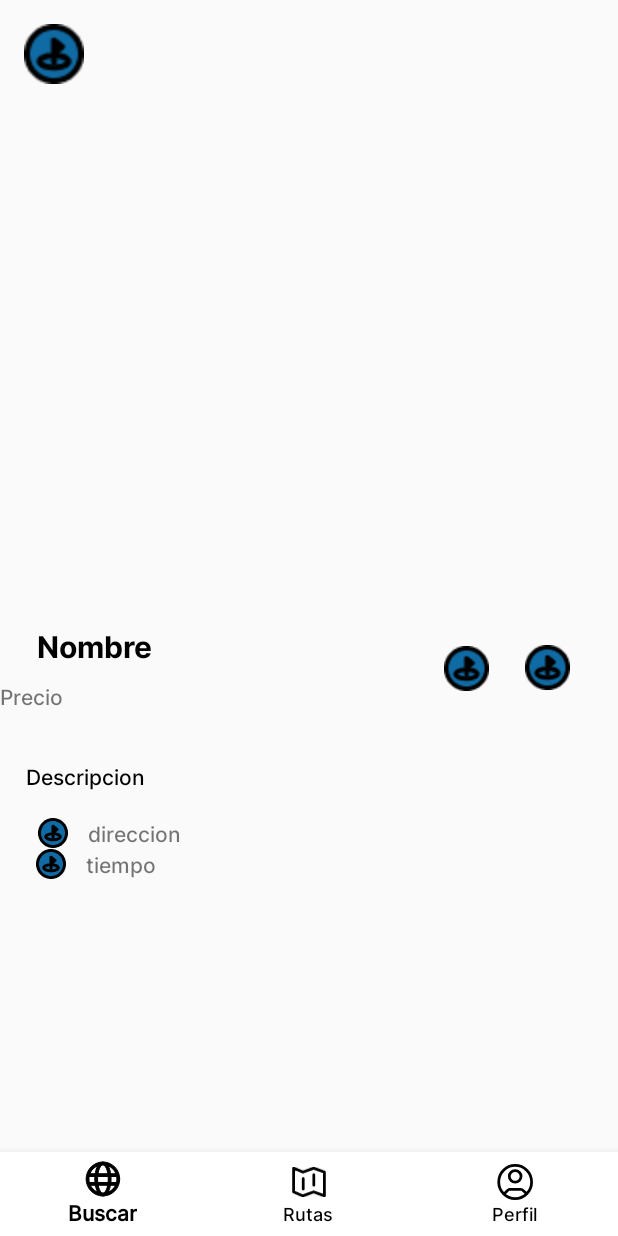
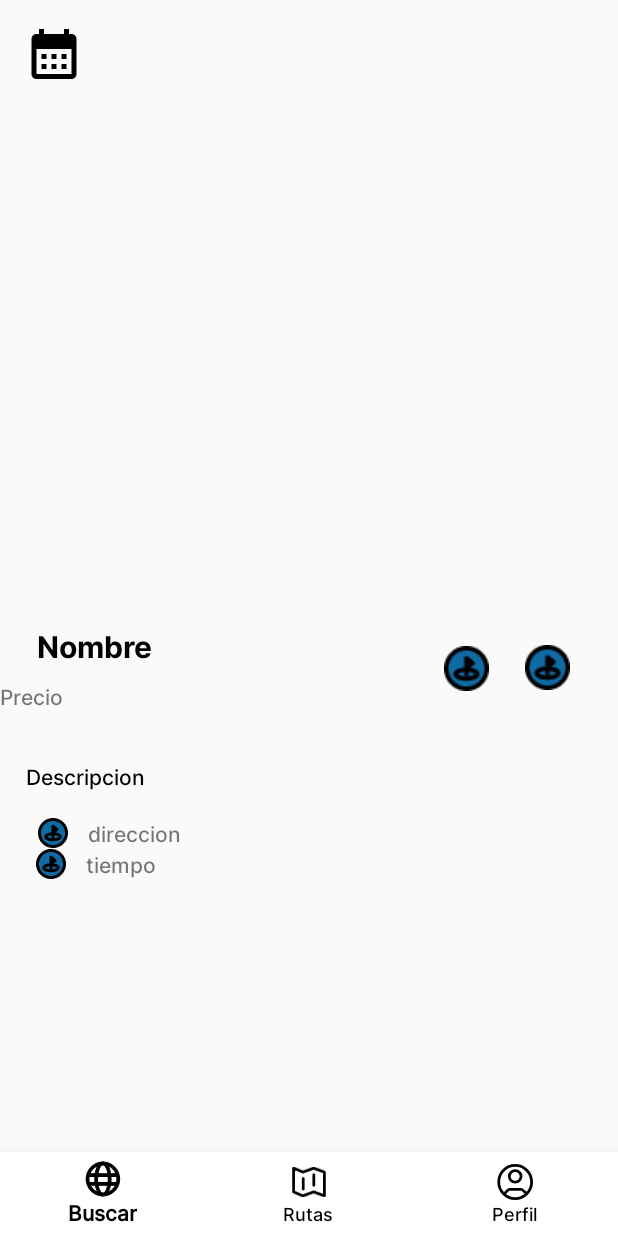
Before and after one commit to JeRamirez25/appTurismo, an Android app: the fragment LugarDetalle placed in its activity, on a phone screen of 412 x 824 dp. Run offline under Robolectric (Android 15) with nearby library versions, the phone set to English and light mode, and no system bars; our stand-ins replace Firebase (no records; nobody signed in at launch, a user with empty details on screens opened directly); pictures from the network do not load.

```diff
--- /dev/null
+++ b/app/src/main/res/drawable/baseline_calendar_month_24.xml
@@ -0,0 +1,5 @@
+<vector xmlns:android="http://schemas.android.com/apk/res/android" android:height="24dp" android:tint="#000000" android:viewportHeight="24" android:viewportWidth="24" android:width="24dp">
+
+    <path android:fillColor="@android:color/white" android:pathData="M19,4h-1V2h-2v2H8V2H6v2H5C3.89,4 3.01,4.9 3.01,6L3,20c0,1.1 0.89,2 2,2h14c1.1,0 2,-0.9 2,-2V6C21,4.9 20.1,4 19,4zM19,20H5V10h14V20zM9,14H7v-2h2V14zM13,14h-2v-2h2V14zM17,14h-2v-2h2V14zM9,18H7v-2h2V18zM13,18h-2v-2h2V18zM17,18h-2v-2h2V18z"/>
+
+</vector>
--- a/app/src/main/res/layout/lugar_detalles.xml
+++ b/app/src/main/res/layout/lugar_detalles.xml
@@ -39,7 +39,7 @@
                     android:layout_marginTop="16dp"
                     app:layout_constraintStart_toStartOf="parent"
                     app:layout_constraintTop_toTopOf="parent"
-                    app:srcCompat="@drawable/group_8" />
+                    app:srcCompat="@drawable/baseline_calendar_month_24" />
 
             </androidx.constraintlayout.widget.ConstraintLayout>
 
```
Also changed, not shown: app/src/main/java/com/example/app_bases_datos/Buscar.kt (+16 -14 lines).
